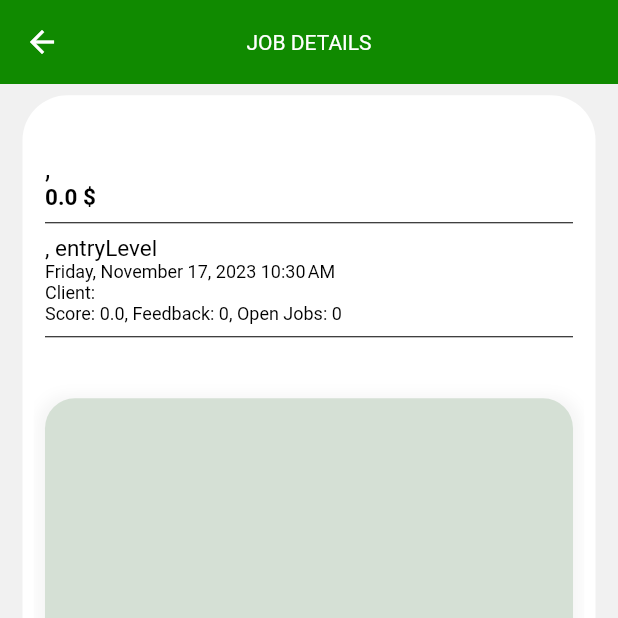
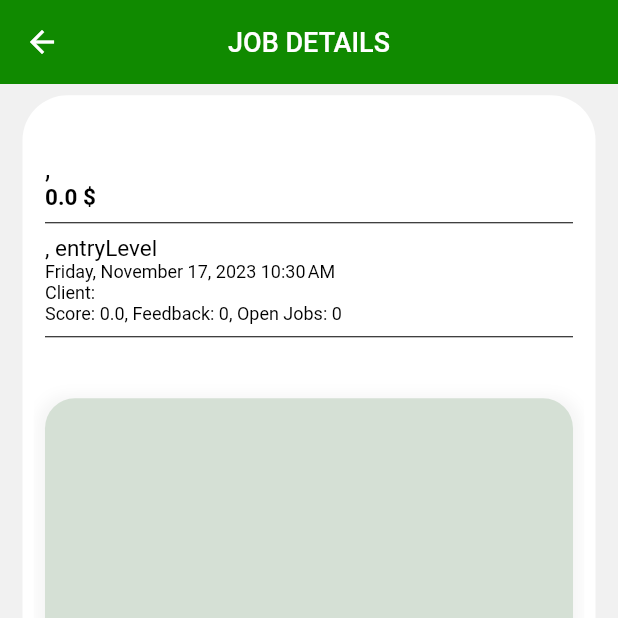
Before and after one commit to GorobVictor/upwork_client, a Flutter app: the FullCard screen opened directly with empty values, on a phone screen of 412 x 824 dp, the top half of it. Run offline on Flutter 3.47's test engine with Material 2 defaults, Android fonts, the phone set to English and light mode, and no system bars; our stand-ins replace bloc, flutter_svg, shared_preferences, webview_flutter; missing offline and left inert: signalr_netcore; accounts and stored records are empty; generated files the repository leaves out were written again.

Commit message:
fix: fix bottom shit theme

```diff
--- a/lib/core/ui/theme/app_bottom_sheet_theme.dart
+++ b/lib/core/ui/theme/app_bottom_sheet_theme.dart
@@ -7,7 +7,7 @@ abstract class AppBottomSheetTheme {
   static BottomSheetThemeData get darkTheme => _darkTheme();
 
   static BottomSheetThemeData _lightTheme() => const BottomSheetThemeData(
-      backgroundColor: AppColors.blue39,
+      backgroundColor: AppColors.whiteD4,
       shape: RoundedRectangleBorder(
         borderRadius: BorderRadius.vertical(top: Radius.circular(35)),
       ));
--- a/lib/core/ui/widgets/app_bar/upwork_app_bar.dart
+++ b/lib/core/ui/widgets/app_bar/upwork_app_bar.dart
@@ -10,8 +10,12 @@ class UpworkAppBar extends StatelessWidget implements PreferredSizeWidget {
     return AppBar(
       title: title != null
           ? Text(
-        title!.toUpperCase(),
-      )
+              title!.toUpperCase(),
+              style: const TextStyle(
+                fontSize: 18,
+                fontWeight: FontWeight.w500,
+              ),
+            )
           : null,
       elevation: 0,
       centerTitle: true,
--- a/lib/features/full_card/full_card.dart
+++ b/lib/features/full_card/full_card.dart
@@ -286,10 +286,11 @@ class AnswerGptWindow extends StatelessWidget {
                       Text(
                         title,
                         style: const TextStyle(
-                          fontSize: 20,
+                          fontSize: 25,
                           fontWeight: FontWeight.bold,
                         ),
                       ),
+                      const SizedBox(height: 20),
                       GestureDetector(
                         onLongPress: () async {
                           await Clipboard.setData(ClipboardData(text: text));
```
